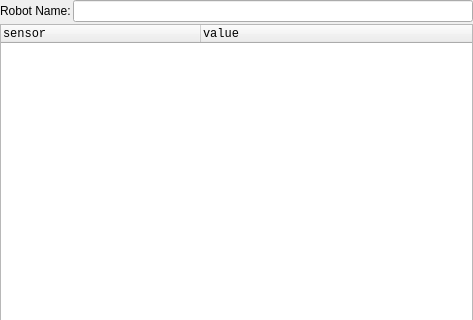
Above: rc110_core/rc110_rviz/src/rc110_panel.ui from zmp/robocar110_ros before the change; both pictures show x 0 to 473 and y 0 to 320 of the 473 by 654 pixel window. Below: the same form after it.
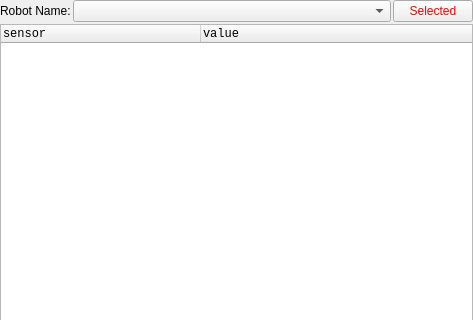
That is the form after the change. Icons and pictures are not drawn.

```diff
--- a/rc110_core/rc110_rviz/src/rc110_panel.ui
+++ b/rc110_core/rc110_rviz/src/rc110_panel.ui
@@ -39,7 +39,38 @@
       </widget>
      </item>
      <item>
-      <widget class="QLineEdit" name="namespaceEdit"/>
+      <widget class="QComboBox" name="robotNameCombo">
+       <property name="sizePolicy">
+        <sizepolicy hsizetype="Expanding" vsizetype="Fixed">
+         <horstretch>0</horstretch>
+         <verstretch>0</verstretch>
+        </sizepolicy>
+       </property>
+      </widget>
+     </item>
+     <item>
+      <widget class="QPushButton" name="robotSelectedButton">
+       <property name="toolTip">
+        <string>Tools and teleoperation on/off</string>
+       </property>
+       <property name="styleSheet">
+        <string notr="true">QPushButton {
+    color: red;
+}
+QPushButton:checked {
+    color: green;
+}</string>
+       </property>
+       <property name="text">
+        <string>Selected</string>
+       </property>
+       <property name="checkable">
+        <bool>true</bool>
+       </property>
+       <property name="checked">
+        <bool>false</bool>
+       </property>
+      </widget>
      </item>
     </layout>
    </item>
```
Left out of the diff: 6 changed lines with no effect on the pictures.
